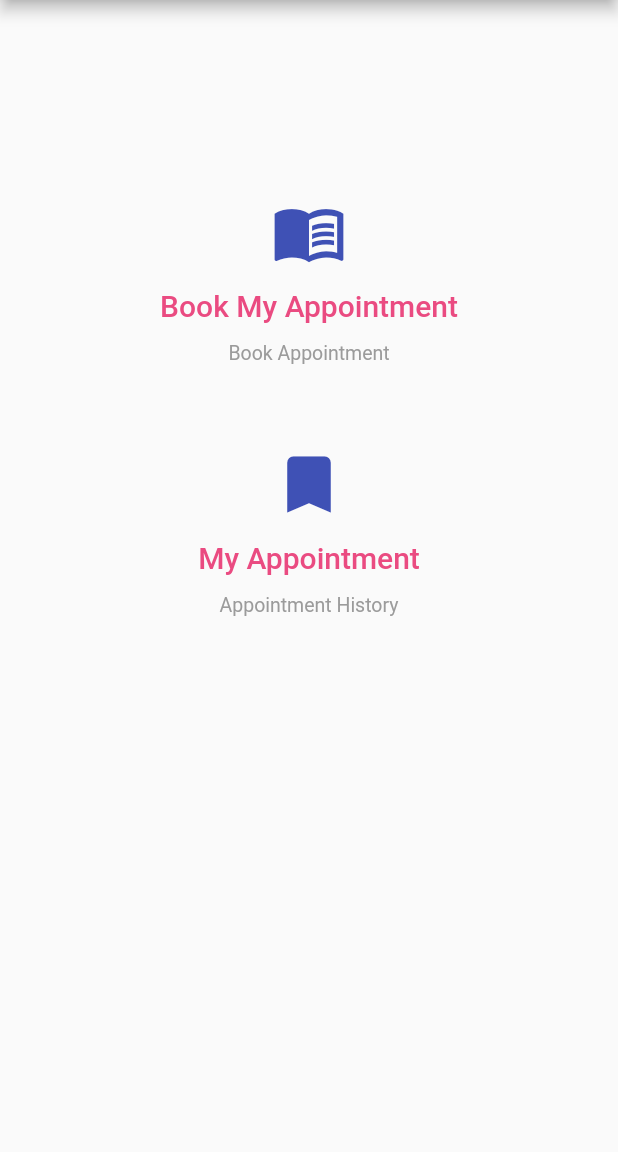
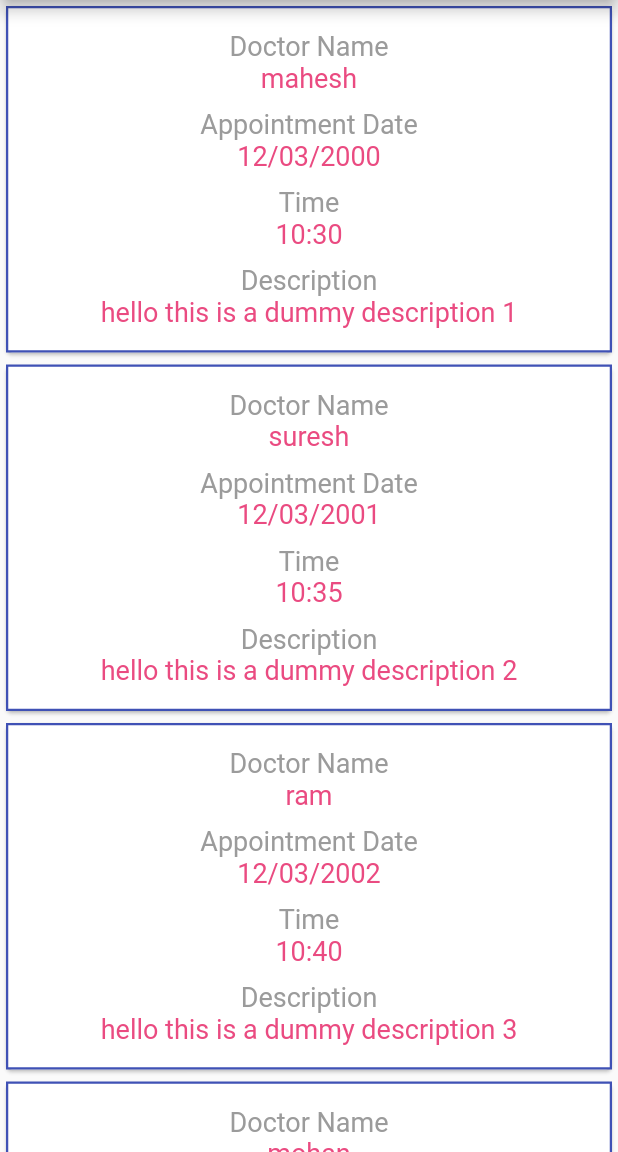
Before and after one commit to hrithikdass/RWF-Hospital-Registration, a Flutter app: the StatusPage screen opened by its route, after a tap on "My Appointment", on a phone screen of 412 x 824 dp, the part 84-1236 px from its top. Run offline on Flutter 3.47's test engine with Material 2 defaults, Android fonts, the phone set to English and light mode, and no system bars; our stand-ins replace date_time_picker; missing offline and left inert: dropdownfield, interval_time_picker.

Commit message:
added MyAppointment and Doctor View Appointment page

```diff
--- /dev/null
+++ b/lib/docviewappointment.dart
@@ -0,0 +1,191 @@
+import 'package:flutter/material.dart';
+import 'constants.dart';
+
+class DocViewAppointment extends StatefulWidget {
+  const DocViewAppointment({Key? key}) : super(key: key);
+
+  @override
+  _DocViewAppointmentState createState() => _DocViewAppointmentState();
+}
+
+class _DocViewAppointmentState extends State<DocViewAppointment> {
+  @override
+  Widget build(BuildContext context) {
+    return AppState();
+  }
+}
+
+class AppState extends StatefulWidget {
+  const AppState({Key? key}) : super(key: key);
+
+  @override
+  _AppStateState createState() => _AppStateState();
+}
+
+class _AppStateState extends State<AppState> {
+  List doctorname = [
+    'mahesh',
+    'suresh',
+    'ram',
+    'mohan',
+    'rohan',
+    'gagan',
+    'sailesh',
+  ];
+  List appointmentdate = [
+    '12/03/2000',
+    '12/03/2001',
+    '12/03/2002',
+    '12/03/2003',
+    '12/03/2004',
+    '12/03/2005',
+    '12/03/2006',
+  ];
+  List appointmentTime = [
+    '10:30',
+    '10:35',
+    '10:40',
+    '10:45',
+    '10:45',
+    '10:50',
+    '10:55',
+  ];
+  List description = [
+    'hello this is a dummy description 1',
+    'hello this is a dummy description 2',
+    'hello this is a dummy description 3',
+    'hello this is a dummy description 4',
+    'hello this is a dummy description 5',
+    'hello this is a dummy description 6',
+    'hello this is a dummy description 7',
+  ];
+
+  @override
+  Widget build(BuildContext context) {
+    return Scaffold(
+      appBar: AppBar(
+        title: Text('Hospital Registration'),
+        backgroundColor: kAppBar,
+        actions: [
+          IconButton(
+            onPressed: () {},
+            icon: Icon(Icons.more_vert),
+          )
+        ],
+        leading: IconButton(
+          onPressed: () {},
+          icon: Icon(Icons.menu),
+        ),
+      ),
+      body: new Center(
+        child: new ListView.builder(
+          itemBuilder: (_, int index) => EachList(
+              this.doctorname[index],
+              this.appointmentdate[index],
+              this.appointmentTime[index],
+              this.description[index]),
+          itemCount: this.doctorname.length,
+        ),
+      ),
+    );
+  }
+}
+
+class EachList extends StatelessWidget {
+  final String patientname;
+  final String appointmentdate;
+  final String appointmentTime;
+  final String description;
+  EachList(this.patientname, this.appointmentdate, this.appointmentTime,
+      this.description);
+  @override
+  Widget build(BuildContext context) {
+    return new Card(
+      child: new Container(
+        decoration:
+            BoxDecoration(border: Border.all(width: 1.5, color: kAppBar)),
+        padding:
+            EdgeInsets.only(left: 20.0, right: 20.0, top: 15.0, bottom: 15.0),
+        child: Column(
+          children: [
+            Row(
+              mainAxisAlignment: MainAxisAlignment.spaceBetween,
+              children: [
+                new Text(
+                  'Patient Name',
+                  style: TextStyle(
+                    color: kTextLight,
+                    fontSize: 18.0,
+                  ),
+                ),
+                TextButton.icon(
+                  onPressed: () {},
+                  icon: Icon(Icons.cancel_presentation_outlined),
+                  label: Text(''),
+                ),
+              ],
+            ),
+            new Text(
+              patientname,
+              style: TextStyle(
+                color: kTextColor,
+                fontSize: 18.0,
+              ),
+            ),
+            SizedBox(
+              height: 10.0,
+            ),
+            new Text(
+              'Appointment Date',
+              style: TextStyle(
+                color: kTextLight,
+                fontSize: 18.0,
+              ),
+            ),
+            new Text(
+              appointmentdate,
+              style: TextStyle(
+                color: kTextColor,
+                fontSize: 18.0,
+              ),
+            ),
+            SizedBox(
+              height: 10.0,
+            ),
+            new Text(
+              'Time',
+              style: TextStyle(
+                color: kTextLight,
+                fontSize: 18.0,
+              ),
+            ),
+            new Text(
+              appointmentTime,
+              style: TextStyle(
+                color: kTextColor,
+                fontSize: 18.0,
+              ),
+            ),
+            SizedBox(
+              height: 10.0,
+            ),
+            new Text(
+              'Description',
+              style: TextStyle(
+                color: kTextLight,
+                fontSize: 18.0,
+              ),
+            ),
+            new Text(
+              description,
+              style: TextStyle(
+                color: kTextColor,
+                fontSize: 18.0,
+              ),
+            ),
+          ],
+        ),
+      ),
+    );
+  }
+}
--- a/lib/main.dart
+++ b/lib/main.dart
@@ -1,5 +1,7 @@
 import 'package:flutter/material.dart';
 import 'package:rwf_hospital_registration/doctorlogin.dart';
+import 'package:rwf_hospital_registration/docviewappointment.dart';
+import 'package:rwf_hospital_registration/myappointment.dart';
 import 'package:rwf_hospital_registration/patientloginpage.dart';
 import 'package:rwf_hospital_registration/registerpage.dart';
 import 'package:rwf_hospital_registration/statuspage.dart';
@@ -30,6 +32,8 @@ class MyApp extends StatelessWidget {
         '/Status': (context) => StatusPage(),
         '/doctor': (context) => WelcomeDoctor(),
         '/doctorlogin': (context) => DoctorLogin(),
+        '/myappointment': (context) => MyAppointment(),
+        '/docviewappointment': (context) => DocViewAppointment(),
       },
     );
   }
--- /dev/null
+++ b/lib/myappointment.dart
@@ -0,0 +1,181 @@
+import 'package:flutter/material.dart';
+import 'constants.dart';
+
+class MyAppointment extends StatefulWidget {
+  const MyAppointment({Key? key}) : super(key: key);
+
+  @override
+  _MyAppointmentState createState() => _MyAppointmentState();
+}
+
+class _MyAppointmentState extends State<MyAppointment> {
+  @override
+  Widget build(BuildContext context) {
+    return AppState();
+  }
+}
+
+class AppState extends StatefulWidget {
+  const AppState({Key? key}) : super(key: key);
+
+  @override
+  _AppStateState createState() => _AppStateState();
+}
+
+class _AppStateState extends State<AppState> {
+  List doctorname = [
+    'mahesh',
+    'suresh',
+    'ram',
+    'mohan',
+    'rohan',
+    'gagan',
+    'sailesh',
+  ];
+  List appointmentdate = [
+    '12/03/2000',
+    '12/03/2001',
+    '12/03/2002',
+    '12/03/2003',
+    '12/03/2004',
+    '12/03/2005',
+    '12/03/2006',
+  ];
+  List appointmentTime = [
+    '10:30',
+    '10:35',
+    '10:40',
+    '10:45',
+    '10:45',
+    '10:50',
+    '10:55',
+  ];
+  List description = [
+    'hello this is a dummy description 1',
+    'hello this is a dummy description 2',
+    'hello this is a dummy description 3',
+    'hello this is a dummy description 4',
+    'hello this is a dummy description 5',
+    'hello this is a dummy description 6',
+    'hello this is a dummy description 7',
+  ];
+
+  @override
+  Widget build(BuildContext context) {
+    return Scaffold(
+      appBar: AppBar(
+        title: Text('Hospital Registration'),
+        backgroundColor: kAppBar,
+        actions: [
+          IconButton(
+            onPressed: () {},
+            icon: Icon(Icons.more_vert),
+          )
+        ],
+        leading: IconButton(
+          onPressed: () {},
+          icon: Icon(Icons.menu),
+        ),
+      ),
+      body: new Center(
+        child: new ListView.builder(
+          itemBuilder: (_, int index) => EachList(
+              this.doctorname[index],
+              this.appointmentdate[index],
+              this.appointmentTime[index],
+              this.description[index]),
+          itemCount: this.doctorname.length,
+        ),
+      ),
+    );
+  }
+}
+
+class EachList extends StatelessWidget {
+  final String docname;
+  final String appointmentdate;
+  final String appointmentTime;
+  final String description;
+  EachList(this.docname, this.appointmentdate, this.appointmentTime,
+      this.description);
+  @override
+  Widget build(BuildContext context) {
+    return new Card(
+      child: new Container(
+        decoration:
+            BoxDecoration(border: Border.all(width: 1.5, color: kAppBar)),
+        padding:
+            EdgeInsets.only(left: 20.0, right: 20.0, top: 15.0, bottom: 15.0),
+        child: Column(
+          children: [
+            new Text(
+              'Doctor Name',
+              style: TextStyle(
+                color: kTextLight,
+                fontSize: 18.0,
+              ),
+            ),
+            new Text(
+              docname,
+              style: TextStyle(
+                color: kTextColor,
+                fontSize: 18.0,
+              ),
+            ),
+            SizedBox(
+              height: 10.0,
+            ),
+            new Text(
+              'Appointment Date',
+              style: TextStyle(
+                color: kTextLight,
+                fontSize: 18.0,
+              ),
+            ),
+            new Text(
+              appointmentdate,
+              style: TextStyle(
+                color: kTextColor,
+                fontSize: 18.0,
+              ),
+            ),
+            SizedBox(
+              height: 10.0,
+            ),
+            new Text(
+              'Time',
+              style: TextStyle(
+                color: kTextLight,
+                fontSize: 18.0,
+              ),
+            ),
+            new Text(
+              appointmentTime,
+              style: TextStyle(
+                color: kTextColor,
+                fontSize: 18.0,
+              ),
+            ),
+            SizedBox(
+              height: 10.0,
+            ),
+            new Text(
+              'Description',
+              style: TextStyle(
+                color: kTextLight,
+                fontSize: 18.0,
+              ),
+            ),
+            new Text(
+              description,
+              style: TextStyle(
+                color: kTextColor,
+                fontSize: 18.0,
+              ),
+            ),
+          ],
+        ),
+      ),
+    );
+  }
+}
--- a/lib/statuspage.dart
+++ b/lib/statuspage.dart
@@ -1,5 +1,6 @@
 import 'package:flutter/material.dart';
 import 'package:rwf_hospital_registration/bookappointment.dart';
+import 'package:rwf_hospital_registration/myappointment.dart';
 import 'constants.dart';
 
 class StatusPage extends StatefulWidget {
@@ -82,7 +83,16 @@ class _StatusPageState extends State<StatusPage> {
                         size: 50.0,
                       ),
                       TextButton(
-                        onPressed: () {},
+                        onPressed: () {
+                          Navigator.push(
+                            context,
+                            MaterialPageRoute(
+                              builder: (context) {
+                                return MyAppointment();
+                              },
+                            ),
+                          );
+                        },
                         child: Text(
                           'My Appointment',
                           style: TextStyle(
--- a/pubspec.yaml
+++ b/pubspec.yaml
@@ -15,6 +15,7 @@ dependencies:
     sdk: flutter
   dropdownfield: ^1.0.3
   date_time_picker: ^2.1.0
+  interval_time_picker: ^0.1.0
 
   # The following adds the Cupertino Icons font to your application.
   # Use with the CupertinoIcons class for iOS style icons.
```
Also changed, not shown: lib/bookappointment.dart (+60 -12 lines), lib/registerpage.dart (+25 -13 lines), lib/welcomedoctor.dart (+11 -1 lines), pubspec.lock.
